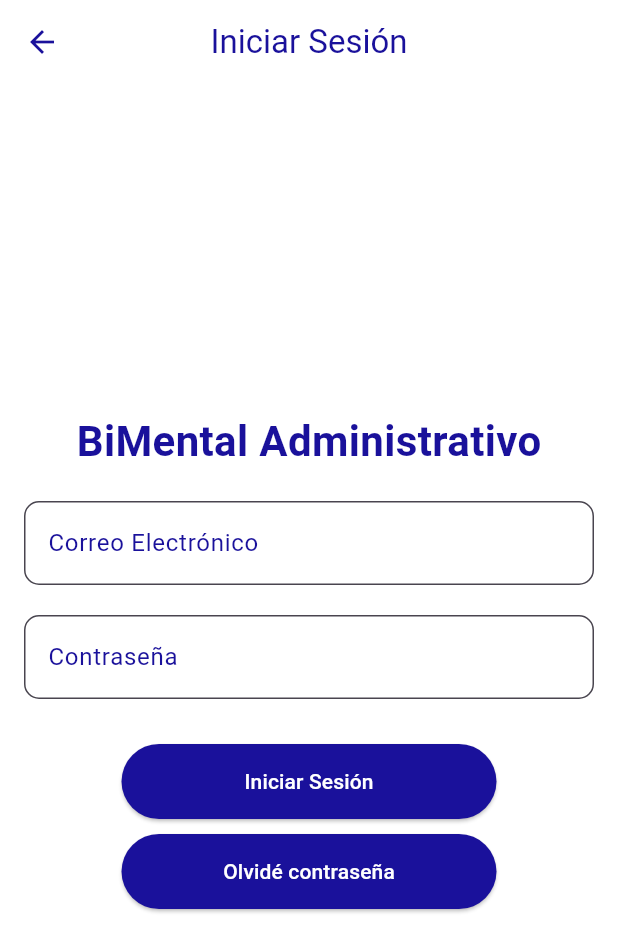
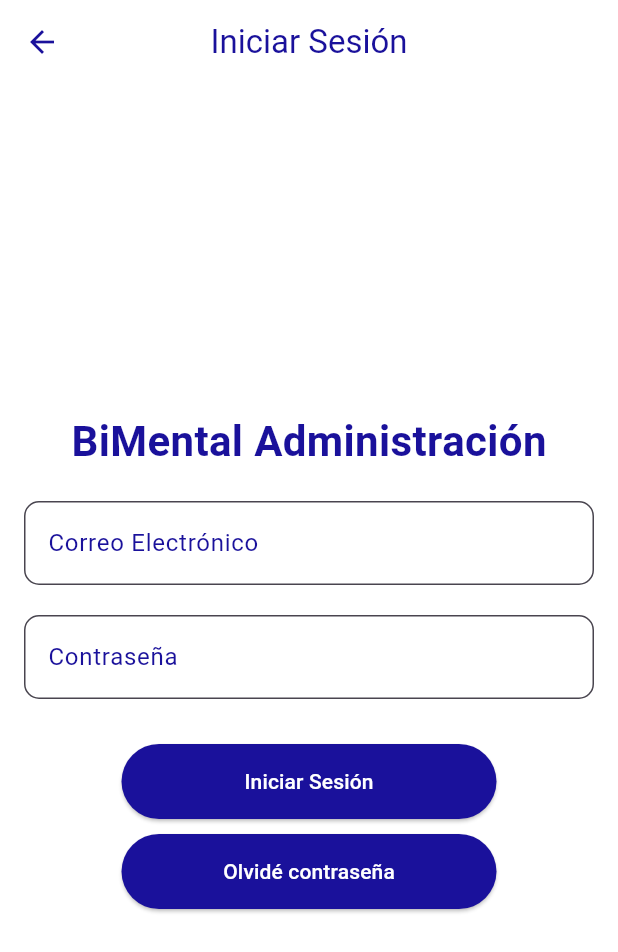
Before and after one commit to Jorgemercfa/MobileAppBimental, a Flutter app: the SignInAdmin screen opened by its route, on a phone screen of 412 x 824 dp. Shown: the top 952 px of the screen. Run offline on Flutter 3.47's test engine with Material 3 defaults, Android fonts, the phone set to English and light mode, and no system bars; our stand-ins replace cloud_firestore, firebase_core, firebase_messaging, flutter_local_notifications, shared_preferences; accounts and stored records are empty.

Commit message:
observations_raised_admin_title_and_black_buttoon

```diff
--- a/bimental_application_1/lib/ForgetPasswordAdmin.dart
+++ b/bimental_application_1/lib/ForgetPasswordAdmin.dart
@@ -11,7 +11,7 @@ class MyApp extends StatelessWidget {
   @override
   Widget build(BuildContext context) {
     return MaterialApp(
-      title: 'BiMental administrativo',
+      title: 'BiMental Administración',
       debugShowCheckedModeBanner: false,
       theme: ThemeData(
         primarySwatch: Colors.blue,
@@ -88,7 +88,7 @@ class _ForgetPasswordPageAdminState extends State<ForgetPasswordPageAdmin> {
           mainAxisAlignment: MainAxisAlignment.center,
           children: [
             const Text(
-              'BiMental',
+              'BiMental Administración',
               style: TextStyle(
                 fontSize: 28,
                 fontWeight: FontWeight.bold,
--- a/bimental_application_1/lib/HomeAdmin.dart
+++ b/bimental_application_1/lib/HomeAdmin.dart
@@ -12,7 +12,7 @@ class MyApp extends StatelessWidget {
   @override
   Widget build(BuildContext context) {
     return MaterialApp(
-      title: 'BiMental administrativo',
+      title: 'BiMental Administración',
       debugShowCheckedModeBanner: false,
       theme: ThemeData(
         primarySwatch: Colors.purple,
@@ -37,6 +37,7 @@ class HomePageAdmin extends StatelessWidget {
       appBar: AppBar(
         backgroundColor: Colors.white,
         elevation: 0,
+        automaticallyImplyLeading: false,
         actions: [
           IconButton(
             icon: Icon(Icons.logout, color: Colors.green),
@@ -52,7 +53,7 @@ class HomePageAdmin extends StatelessWidget {
           mainAxisAlignment: MainAxisAlignment.center,
           children: [
             const Text(
-              'BiMental adminstrativo',
+              'BiMental Administración',
               style: TextStyle(
                 fontSize: 28,
                 fontWeight: FontWeight.bold,
--- a/bimental_application_1/lib/SignInAdm.dart
+++ b/bimental_application_1/lib/SignInAdm.dart
@@ -14,7 +14,7 @@ class MyApp extends StatelessWidget {
   @override
   Widget build(BuildContext context) {
     return MaterialApp(
-      title: 'BiMental Administrativo',
+      title: 'BiMental Administración',
       debugShowCheckedModeBanner: false,
       theme: ThemeData(
         primarySwatch: Colors.blue,
@@ -94,7 +94,7 @@ class _SignInAdminState extends State<SignInAdmin> {
             mainAxisAlignment: MainAxisAlignment.center,
             children: [
               const Text(
-                'BiMental Administrativo',
+                'BiMental Administración',
                 style: TextStyle(
                   fontSize: 28,
                   fontWeight: FontWeight.bold,
```
